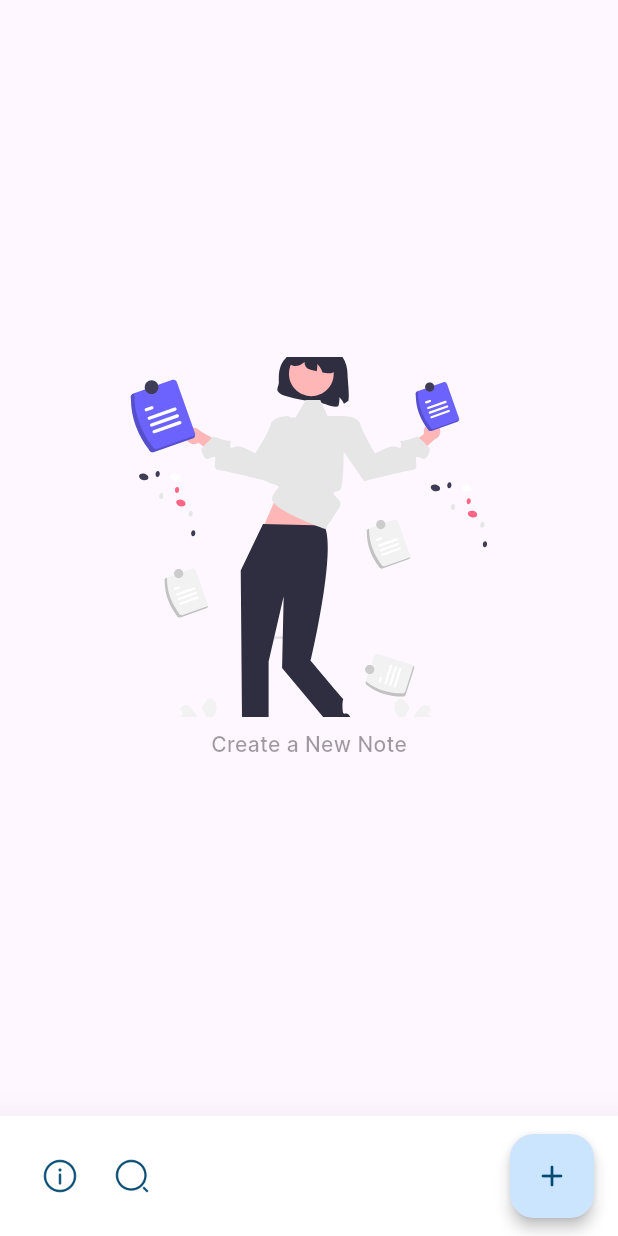
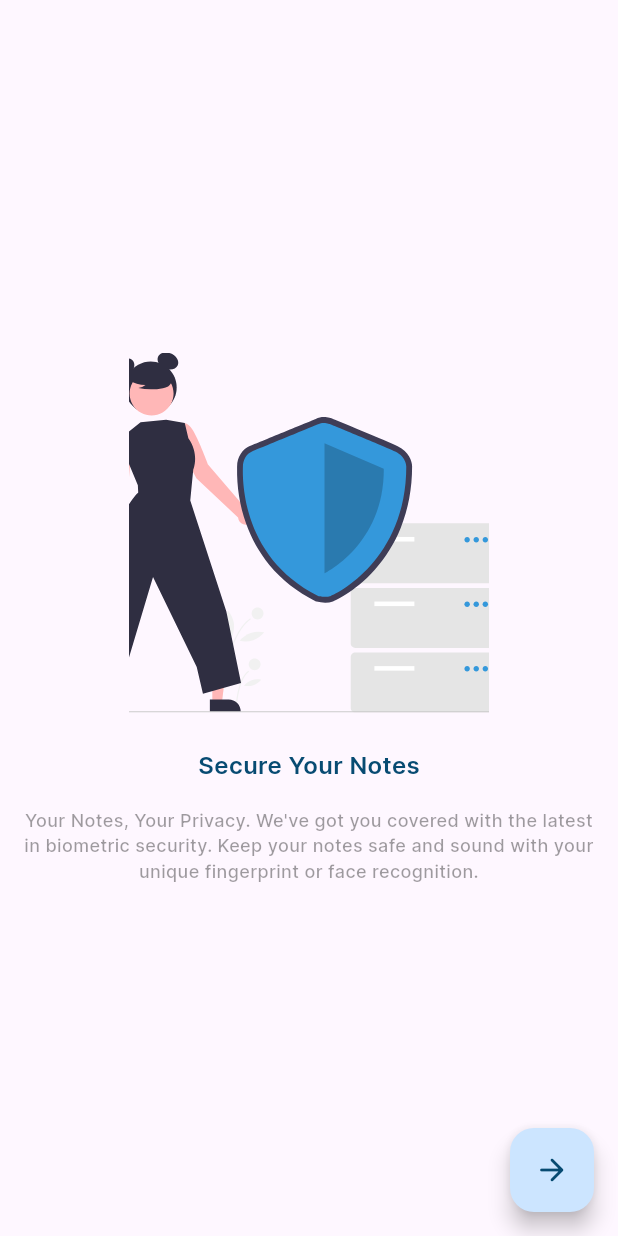
Before and after one commit to vig31/scribe-my-notes, a Flutter app: the screen it shows after launch, on a phone screen of 412 x 824 dp. Run offline on Flutter 3.47's test engine with Material 2 defaults, Android fonts, the phone set to English and light mode, and no system bars; drawn by our look-alikes of dynamic_color; our stand-ins replace awesome_notifications, flutter_mobx, flutter_svg, get_it, image_picker, isar and 9 more; missing offline and left inert: appflowy_editor, filesystem_picker; accounts and stored records are empty; generated files the repository leaves out were written again.

```diff
--- a/lib/application.dart
+++ b/lib/application.dart
@@ -1,11 +1,15 @@
 import 'package:appflowy_editor/appflowy_editor.dart';
 import 'package:dynamic_color/dynamic_color.dart';
 import 'package:flutter/material.dart';
+import 'package:notebook/pages/authFailurePage/authFailurePage.view.dart';
 import 'package:notebook/pages/searchPage/searchPage.view.dart';
 
 import 'helpers/constants.dart';
 import 'pages/crerateAndEditPage/createAndEditPage.view.dart';
+import 'pages/errorPage/errorPage.view.dart';
 import 'pages/homePage/homePage.view.dart';
+import 'pages/onBoardingPage/onBoardingPage.view.dart';
+import 'pages/splashScreen/splashScreen.view.dart';
 import 'resources/theme/theme.dart';
 
 class Application extends StatelessWidget {
@@ -51,7 +55,7 @@ Route onGenrateRoute(RouteSettings settings) {
 
   switch (routeName) {
     case '/':
-      return MaterialPageRoute(builder: (_) => const HomePageView());
+      return MaterialPageRoute(builder: (_) => const SplashScreen());
     case '/create' || "/edit":
       return MaterialPageRoute(
         builder: (_) => CreateAndEditPageView(
@@ -63,8 +67,21 @@ Route onGenrateRoute(RouteSettings settings) {
       return MaterialPageRoute(
         builder: (_) => const SearchPage(),
       );
+    case '/onBoarding':
+      return MaterialPageRoute(
+        builder: (_) => const OnBoardingPage(),
+      );
+    case '/home':
+      return MaterialPageRoute(
+        builder: (_) => const HomePageView(),
+      );
+
+    case '/authFail':
+      return MaterialPageRoute(
+        builder: (_) => const AuthFailurePage(),
+      );
     default:
       // Handle unknown routes here or return an error route
-      return MaterialPageRoute(builder: (_) => const HomePageView());
+      return MaterialPageRoute(builder: (_) => const ErrorPage());
   }
 }
--- /dev/null
+++ b/lib/pages/onBoardingPage/onBoardingPage.view.dart
@@ -0,0 +1,192 @@
+import 'package:flutter/material.dart';
+import 'package:flutter_svg/svg.dart';
+
+// ignore_for_file: camel_case_types, prefer_typing_uninitialized_variables
+
+class OnBoardingPage extends StatefulWidget {
+  const OnBoardingPage({Key? key}) : super(key: key);
+
+  @override
+  State<OnBoardingPage> createState() => _OnBoardingPageState();
+}
+
+class _OnBoardingPageState extends State<OnBoardingPage> {
+  final PageController _pageController = PageController();
+
+  @override
+  Widget build(BuildContext context) {
+    return Scaffold(
+      floatingActionButton: FloatingActionButton(
+          onPressed: () {
+            if (_pageController.page!.toInt() == 3) {
+              Navigator.pushReplacementNamed(context, "/home");
+            } else {
+              _pageController.nextPage(
+                duration: const Duration(milliseconds: 350),
+                curve: Curves.easeInCubic,
+              );
+            }
+          },
+          child: const Icon(Icons.arrow_forward_rounded)),
+      body: PageView(
+        controller: _pageController,
+        pageSnapping: true,
+        scrollDirection: Axis.horizontal,
+        children: [
+          Padding(
+            padding: const EdgeInsets.all(16.0),
+            child: Column(
+              crossAxisAlignment: CrossAxisAlignment.center,
+              mainAxisAlignment: MainAxisAlignment.center,
+              children: [
+                SvgPicture.asset(
+                  "lib/resources/images/secure_notes.svg",
+                  fit: BoxFit.cover,
+                  width: 240,
+                  height: 240,
+                ),
+                const SizedBox(
+                  height: 24,
+                ),
+                Text(
+                  "Secure Your Notes",
+                  style: TextStyle(
+                    fontWeight: FontWeight.w600,
+                    fontSize: 16,
+                    color: Theme.of(context).colorScheme.onPrimaryContainer,
+                  ),
+                ),
+                const SizedBox(
+                  height: 16,
+                ),
+                Text(
+                  "Your Notes, Your Privacy. We've got you covered with the latest in biometric security. Keep your notes safe and sound with your unique fingerprint or face recognition.",
+                  textAlign: TextAlign.center,
+                  style: TextStyle(
+                    fontWeight: FontWeight.w500,
+                    fontSize: 12,
+                    color: Theme.of(context).disabledColor,
+                  ),
+                ),
+              ],
+            ),
+          ),
+          Padding(
+            padding: const EdgeInsets.all(16.0),
+            child: Column(
+              crossAxisAlignment: CrossAxisAlignment.center,
+              mainAxisAlignment: MainAxisAlignment.center,
+              children: [
+                SvgPicture.asset(
+                  "lib/resources/images/manage_notes.svg",
+                  fit: BoxFit.cover,
+                  width: 240,
+                  height: 240,
+                ),
+                const SizedBox(
+                  height: 24,
+                ),
+                Text(
+                  "Easy Management",
+                  style: TextStyle(
+                    fontWeight: FontWeight.w600,
+                    fontSize: 16,
+                    color: Theme.of(context).colorScheme.onPrimaryContainer,
+                  ),
+                ),
+                const SizedBox(
+                  height: 16,
+                ),
+                Text(
+                  "Simplicity is key. We've designed our app with an intuitive interface, so you can effortlessly create, edit, and organize your notes. Enjoy a hassle-free note-taking experience.",
+                  textAlign: TextAlign.center,
+                  style: TextStyle(
+                    fontWeight: FontWeight.w500,
+                    fontSize: 12,
+                    color: Theme.of(context).disabledColor,
+                  ),
+                ),
+              ],
+            ),
+          ),
+          Padding(
+            padding: const EdgeInsets.all(16.0),
+            child: Column(
+              crossAxisAlignment: CrossAxisAlignment.center,
+              mainAxisAlignment: MainAxisAlignment.center,
+              children: [
+                SvgPicture.asset(
+                  "lib/resources/images/style_notes.svg",
+                  fit: BoxFit.cover,
+                  width: 240,
+                  height: 240,
+                ),
+                const SizedBox(
+                  height: 24,
+                ),
+                Text(
+                  "Style Your Notes",
+                  style: TextStyle(
+                    fontWeight: FontWeight.w600,
+                    fontSize: 16,
+                    color: Theme.of(context).colorScheme.onPrimaryContainer,
+                  ),
+                ),
+                const SizedBox(
+                  height: 16,
+                ),
+                Text(
+                  "Express yourself. Our app offers essential styling features, including bold, italic, and more. Make your notes uniquely yours with rich text formatting.",
+                  textAlign: TextAlign.center,
+                  style: TextStyle(
+                    fontWeight: FontWeight.w500,
+                    fontSize: 12,
+                    color: Theme.of(context).disabledColor,
+                  ),
+                ),
+              ],
+            ),
+          ),
+          Padding(
+            padding: const EdgeInsets.all(16.0),
+            child: Column(
+              crossAxisAlignment: CrossAxisAlignment.center,
+              mainAxisAlignment: MainAxisAlignment.center,
+              children: [
+                SvgPicture.asset(
+                  "lib/resources/images/notify_notes.svg",
+                  fit: BoxFit.cover,
+                  width: 240,
+                  height: 240,
+                ),
+                const SizedBox(
+                  height: 24,
+                ),
+                Text(
+                  "Never Miss a Beat",
+                  style: TextStyle(
+                    fontWeight: FontWeight.w600,
+                    fontSize: 16,
+                    color: Theme.of(context).colorScheme.onPrimaryContainer,
+                  ),
+                ),
+                const SizedBox(
+                  height: 16,
+                ),
+                Text(
+                  "Stay on top of your notes with custom notifications. Set specific times to receive reminders for important notes, ensuring you never forget a thing.",
+                  textAlign: TextAlign.center,
+                  style: TextStyle(
+                    fontWeight: FontWeight.w500,
+                    fontSize: 12,
+                    color: Theme.of(context).disabledColor,
+                  ),
+                ),
+              ],
+            ),
+          ),
+        ],
+      ),
+    );
+  }
+}
```
Also changed, not shown: lib/pages/authFailurePage/authFailurePage.view.dart (added, +59 -0 lines), lib/pages/errorPage/errorPage.view.dart (added, +66 -0 lines), lib/pages/homePage/homePage.view.dart (+39 -42 lines), lib/pages/splashScreen/splashScreen.view.dart (added, +84 -0 lines), lib/resources/images/auth_failed.svg (added), lib/resources/images/customize_notes.svg (added), lib/resources/images/local_auth.svg, lib/resources/images/manage_notes.svg (added), lib/resources/images/no_notes.svg, lib/resources/images/notify_notes.svg (added), lib/resources/images/search_notes.svg, lib/resources/images/secure_notes.svg (added), lib/resources/images/something_went_wrong.svg (added), lib/resources/images/style_notes.svg (added), 2 other files.
